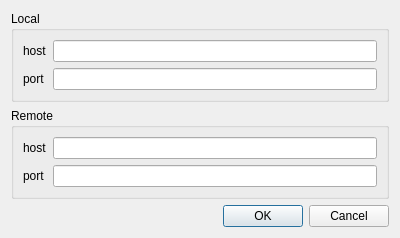
phch/davis-hyperloop, file gui/ui/network_dialog.ui: the form before one commit.
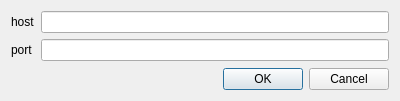
The form after the commit.

Commit message: Make plots scroll, use QtNetwork, use more signals/slots

The edit to the form file:
```diff
--- a/gui/ui/network_dialog.ui
+++ b/gui/ui/network_dialog.ui
@@ -7,7 +7,7 @@
     <x>0</x>
     <y>0</y>
     <width>400</width>
-    <height>237</height>
+    <height>101</height>
    </rect>
   </property>
   <property name="windowTitle">
@@ -15,48 +15,6 @@
   </property>
   <layout class="QVBoxLayout" name="verticalLayout">
    <item>
-    <widget class="QGroupBox" name="localSettingsBox">
-     <property name="title">
-      <string>Local</string>
-     </property>
-     <layout class="QGridLayout" name="gridLayout">
-      <item row="0" column="0">
-       <layout class="QFormLayout" name="localSettingsForm">
-        <property name="fieldGrowthPolicy">
-         <enum>QFormLayout::AllNonFixedFieldsGrow</enum>
-        </property>
-        <item row="0" column="0">
-         <widget class="QLabel" name="localHostLabel">
-          <property name="text">
-           <string>host</string>
-          </property>
-         </widget>
-        </item>
-        <item row="0" column="1">
-         <widget class="QLineEdit" name="localHostLineEdit"/>
-        </item>
-        <item row="1" column="0">
-         <widget class="QLabel" name="localPortLabel">
-          <property name="text">
-           <string>port</string>
-          </property>
-         </widget>
-        </item>
-        <item row="1" column="1">
-         <widget class="QLineEdit" name="localPortLineEdit"/>
-        </item>
-       </layout>
-      </item>
-     </layout>
-    </widget>
-   </item>
-   <item>
-    <widget class="QGroupBox" name="remoteSettingsBox">
-     <property name="title">
-      <string>Remote</string>
-     </property>
-     <layout class="QGridLayout" name="gridLayout_2">
-      <item row="0" column="0">
        <layout class="QFormLayout" name="remoteSettingsForm">
         <property name="fieldGrowthPolicy">
          <enum>QFormLayout::AllNonFixedFieldsGrow</enum>
@@ -82,22 +40,6 @@
          <widget class="QLineEdit" name="remotePortLineEdit"/>
         </item>
        </layout>
-      </item>
-     </layout>
-    </widget>
-   </item>
-   <item>
-    <spacer name="verticalSpacer">
-     <property name="orientation">
-      <enum>Qt::Vertical</enum>
-     </property>
-     <property name="sizeHint" stdset="0">
-      <size>
-       <width>20</width>
-       <height>40</height>
-      </size>
-     </property>
-    </spacer>
    </item>
    <item>
     <widget class="QDialogButtonBox" name="buttonBox">
```
Lines whose indentation alone changed are shown as unchanged. The commit also changes 7 other files.
